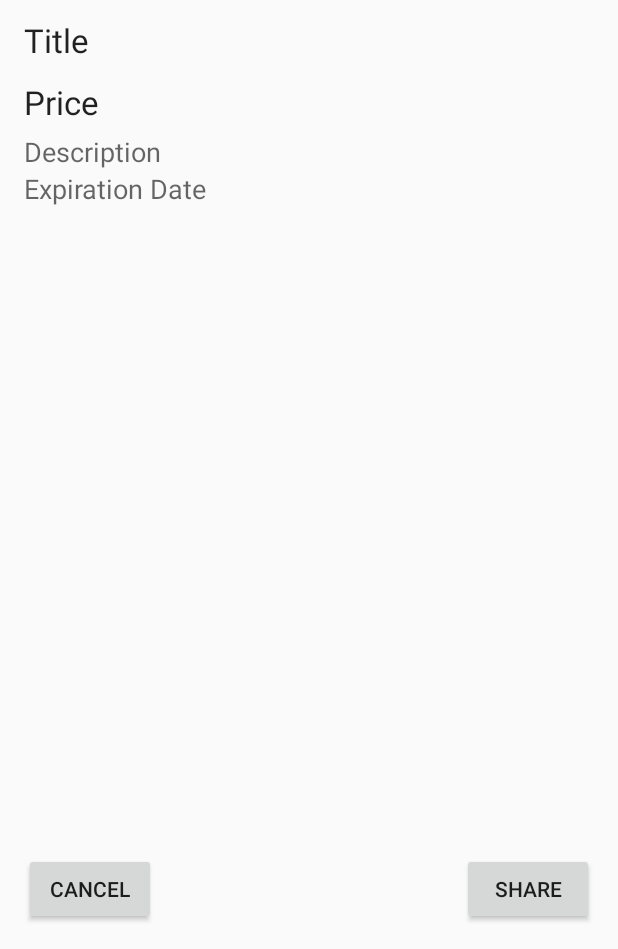
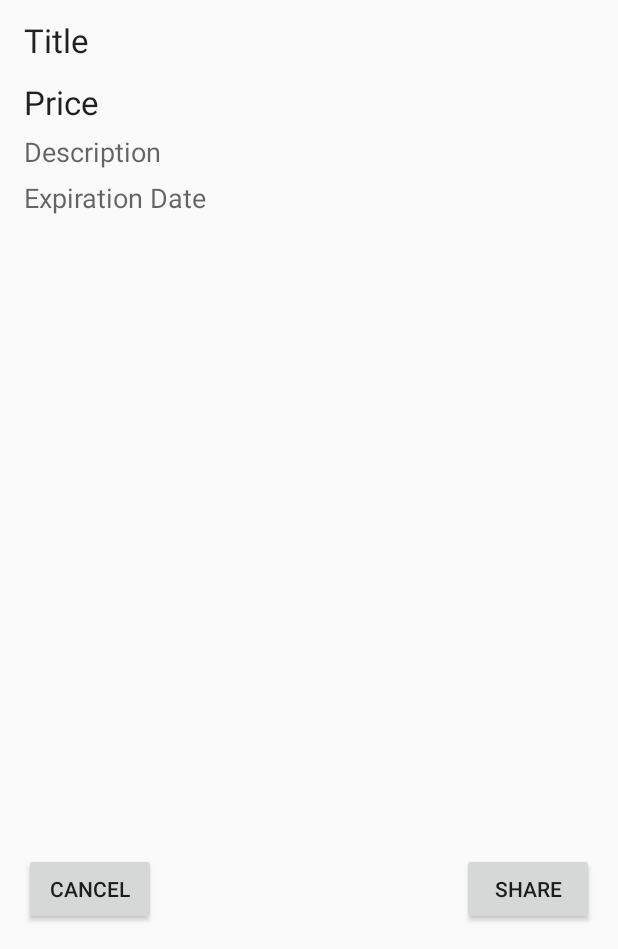
Before and after one commit to sprice30/DealApplication, an Android app: the CouponDetails screen opened directly, with no data from a screen before it, on a phone screen of 412 x 824 dp, the part 287-1236 px from its top. Run offline under Robolectric (Android 15) with nearby library versions, the phone set to English and light mode, and no system bars.

Commit message:
minor layout change

```diff
--- a/app/src/main/res/layout/coupon_details.xml
+++ b/app/src/main/res/layout/coupon_details.xml
@@ -56,7 +56,8 @@
             android:text="Description"
             android:id="@+id/description"
             android:layout_row="5"
-            android:layout_column="0" />
+            android:layout_column="0"
+            android:layout_marginBottom="6dp"/>
 
         <TextView
             android:layout_width="wrap_content"
```
